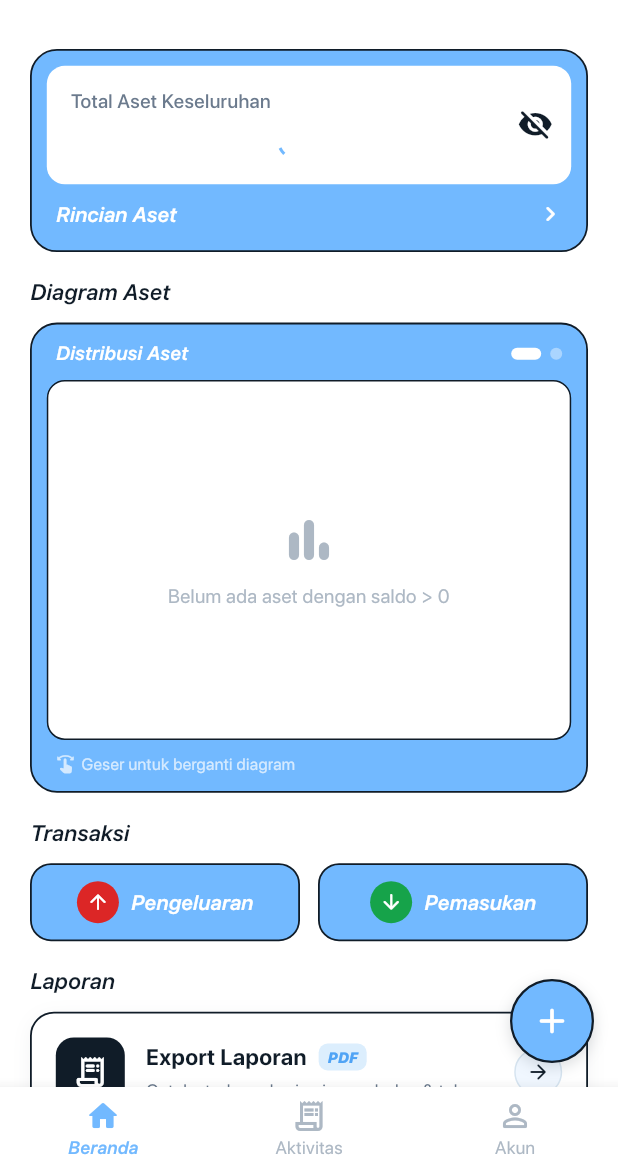
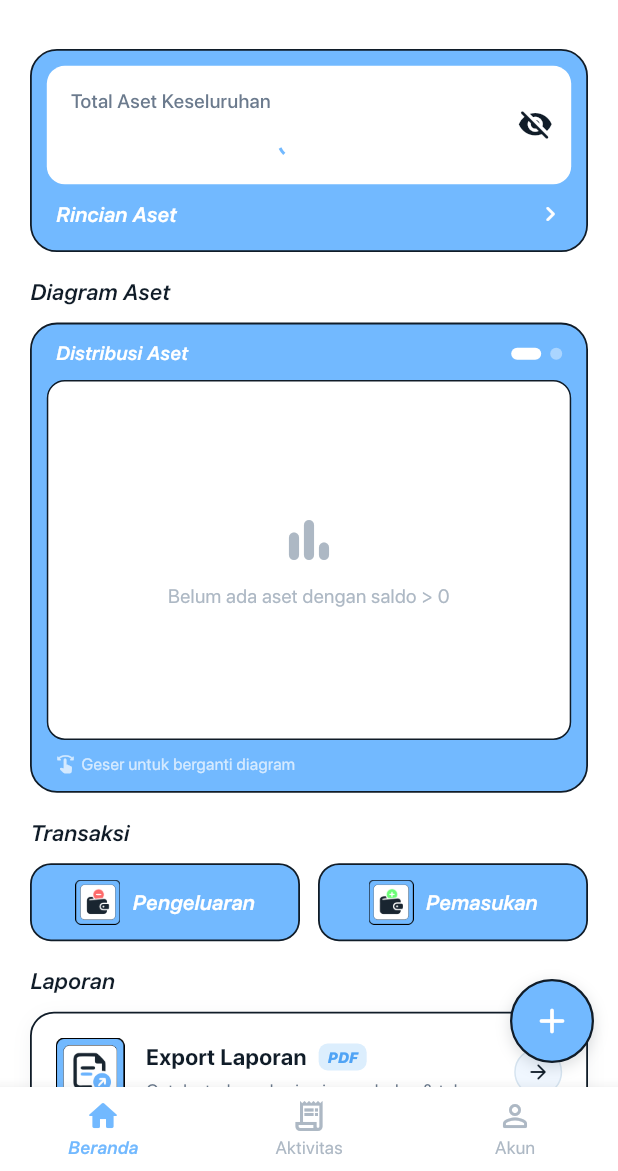
Before and after one commit to ahmadiqballl/cashifly_app, a Flutter app: the screen it shows once a user with an empty profile is signed in, on a phone screen of 412 x 824 dp, the part 65-1236 px from its top. Run offline on Flutter 3.47's test engine with Material 3 defaults, Android fonts, the phone set to English and light mode, and no system bars; our stand-ins replace firebase_auth, firebase_core, flutter_image_compress, flutter_local_notifications, google_sign_in, image_picker and 3 more; accounts and stored records are empty; generated files the repository leaves out were written again; project files that could hold a hidden picture were left out.

Commit message:
style: ubah ikon export laporan, tambah pemasukan dan pengeluaran serta transfer cepat saldo

```diff
--- a/lib/features/dashboard/presentation/screens/dashboard_screen.dart
+++ b/lib/features/dashboard/presentation/screens/dashboard_screen.dart
@@ -195,7 +195,7 @@ class _DashboardScreenState extends State<DashboardScreen>
                 const SizedBox(height: 10),
                 _FabSubButton(
                   label: 'Pindah Saldo',
-                  icon: Icons.swap_horiz_rounded,
+                  imageAsset: 'assets/icons/transfer_saldo.png',
                   progress: _fabAnimation.value,
                   delay: 0.06,
                   onTap: _openTransferBalance,
@@ -203,8 +203,7 @@ class _DashboardScreenState extends State<DashboardScreen>
                 const SizedBox(height: 10),
                 _FabSubButton(
                   label: 'Pemasukan',
-                  icon: Icons.arrow_downward_rounded,
-                  iconColor: AppColors.success,
+                  imageAsset: 'assets/icons/pemasukan.png',
                   progress: _fabAnimation.value,
                   delay: 0.12,
                   onTap: () => _openAddTransaction(TransactionType.income),
@@ -212,8 +211,7 @@ class _DashboardScreenState extends State<DashboardScreen>
                 const SizedBox(height: 10),
                 _FabSubButton(
                   label: 'Pengeluaran',
-                  icon: Icons.arrow_upward_rounded,
-                  iconColor: AppColors.error,
+                  imageAsset: 'assets/icons/pengeluaran.png',
                   progress: _fabAnimation.value,
                   delay: 0.18,
                   onTap: () => _openAddTransaction(TransactionType.expense),
@@ -266,16 +264,16 @@ class _DashboardScreenState extends State<DashboardScreen>
 
 class _FabSubButton extends StatelessWidget {
   final String label;
-  final IconData icon;
-  final Color iconColor;
+  final IconData? icon;
+  final String? imageAsset;
   final double progress;
   final double delay;
   final VoidCallback onTap;
 
   const _FabSubButton({
     required this.label,
-    required this.icon,
-    this.iconColor = Colors.white,
+    this.icon,
+    this.imageAsset,
     required this.progress,
     required this.delay,
     required this.onTap,
@@ -344,7 +342,10 @@ class _FabSubButton extends StatelessWidget {
                       ),
                     ],
                   ),
-                  child: Icon(icon, color: iconColor, size: 20),
+                  clipBehavior: Clip.antiAlias,
+                  child: imageAsset != null
+                      ? Image.asset(imageAsset!, fit: BoxFit.cover)
+                      : Icon(icon, color: Colors.white, size: 20),
                 ),
               ],
             ),
--- a/lib/features/home/presentation/screens/home_screen.dart
+++ b/lib/features/home/presentation/screens/home_screen.dart
@@ -132,19 +132,11 @@ class HomeScreenState extends State<HomeScreen> {
             padding: const EdgeInsets.all(16),
             child: Row(
               children: [
-                // Ikon struk receipt
-                Container(
+                // Ikon export laporan
+                Image.asset(
+                  'assets/icons/export_laporan.png',
                   width: 46,
                   height: 46,
-                  decoration: BoxDecoration(
-                    color: AppColors.textPrimary,
-                    borderRadius: BorderRadius.circular(12),
-                  ),
-                  child: const Icon(
-                    Icons.receipt_long_rounded,
-                    color: Colors.white,
-                    size: 24,
-                  ),
                 ),
                 const SizedBox(width: 14),
                 // Teks
@@ -264,8 +256,7 @@ class HomeScreenState extends State<HomeScreen> {
             Expanded(
               child: _QuickActionButton(
                 label: 'Pengeluaran',
-                icon: Icons.arrow_upward_rounded,
-                iconColor: AppColors.error,
+                imageAsset: 'assets/icons/pengeluaran.png',
                 onTap: () => _openAddTransaction(TransactionType.expense),
               ),
             ),
@@ -273,8 +264,7 @@ class HomeScreenState extends State<HomeScreen> {
             Expanded(
               child: _QuickActionButton(
                 label: 'Pemasukan',
-                icon: Icons.arrow_downward_rounded,
-                iconColor: AppColors.success,
+                imageAsset: 'assets/icons/pemasukan.png',
                 onTap: () => _openAddTransaction(TransactionType.income),
               ),
             ),
@@ -402,14 +392,12 @@ class HomeScreenState extends State<HomeScreen> {
 
 class _QuickActionButton extends StatelessWidget {
   final String label;
-  final IconData icon;
-  final Color iconColor;
+  final String imageAsset;
   final VoidCallback onTap;
 
   const _QuickActionButton({
     required this.label,
-    required this.icon,
-    required this.iconColor,
+    required this.imageAsset,
     required this.onTap,
   });
 
@@ -427,14 +415,10 @@ class _QuickActionButton extends StatelessWidget {
         child: Row(
           mainAxisAlignment: MainAxisAlignment.center,
           children: [
-            Container(
-              width: 28,
-              height: 28,
-              decoration: BoxDecoration(
-                color: iconColor,
-                shape: BoxShape.circle,
-              ),
-              child: Icon(icon, color: Colors.white, size: 16),
+            Image.asset(
+              imageAsset,
+              width: 30,
+              height: 30,
             ),
             const SizedBox(width: 8),
             Text(
```
Also changed, not shown: lib/features/activity/presentation/screens/activity_screen.dart (+11 -12 lines), lib/features/activity/presentation/screens/transaction_detail_screen.dart (+12 -7 lines), lib/features/home/presentation/screens/add_transaction_screen.dart (+12 -20 lines), lib/features/home/presentation/screens/transfer_balance_screen.dart (+24 -10 lines), lib/features/home/presentation/widgets/export_report_sheet.dart (+4 -12 lines), assets/icons/export_laporan.png (added), assets/icons/pemasukan.png (added), assets/icons/pengeluaran.png (added), assets/icons/transfer_saldo.png (added).
